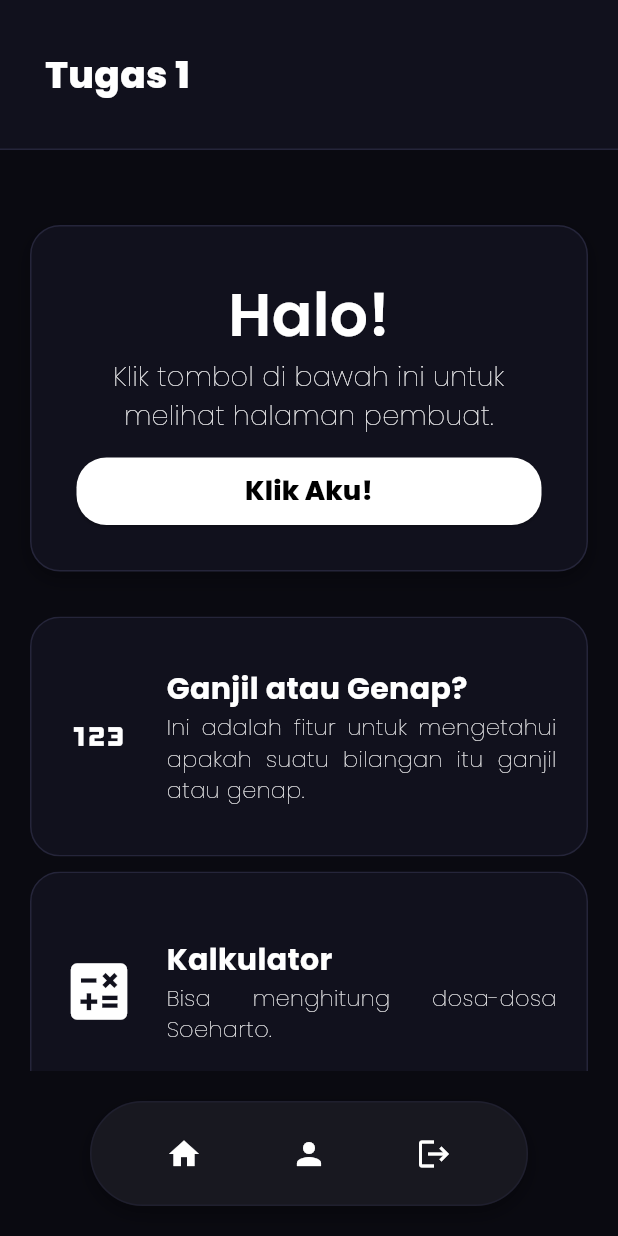
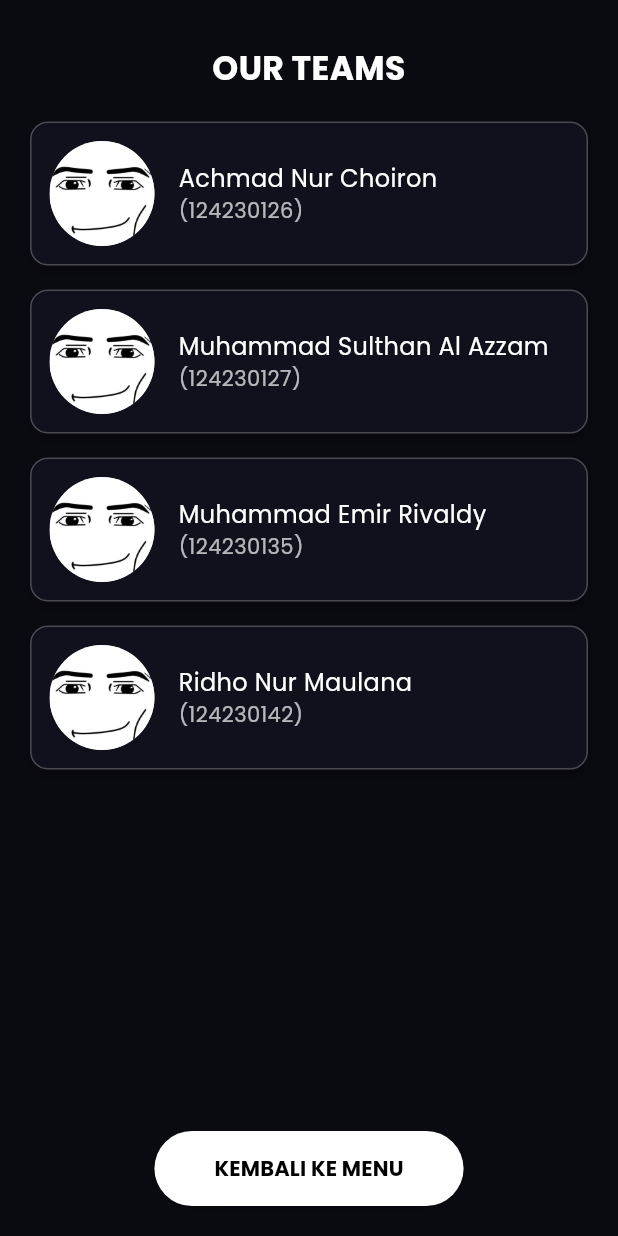
Before and after one commit to Kuwaann/MyFinance, a Flutter app: the PageHomepage screen opened by its route, after a tap on "Klik Aku!", on a phone screen of 412 x 824 dp. Run offline on Flutter 3.47's test engine with Material 3 defaults, Android fonts, the phone set to English and light mode, and no system bars; our stand-ins replace google_fonts.

Commit message:
upload halaman kelompok dan update kalkulator

```diff
--- a/lib/homepage.dart
+++ b/lib/homepage.dart
@@ -96,7 +96,9 @@ class PageHomepage extends StatelessWidget {
                         width: double.infinity,
                         height: 45,
                         child: ElevatedButton(
-                          onPressed: () {},
+                          onPressed: () {
+                            Navigator.pushNamed(context, '/team');
+                          },
                           style: ElevatedButton.styleFrom(
                             backgroundColor: Color.fromARGB(255, 255, 255, 255),
                             shape: RoundedRectangleBorder(
--- a/lib/kalkulator.dart
+++ b/lib/kalkulator.dart
@@ -52,6 +52,10 @@ class _CalculatorState extends State<Calculator> {
           // Bagian bawah / tombol untuk input
           Expanded(
             flex: 2,
+            child: Row(
+              children: [
+                Expanded(
+                  flex: 3,
                   child: Column(
                     children: [
                       Expanded(
@@ -60,7 +64,6 @@ class _CalculatorState extends State<Calculator> {
                             buildButton("AC"),
                             buildButton("÷"),
                             buildButton("×"),
-                      buildButton("%"),
                           ],
                         ),
                       ),
@@ -70,7 +73,6 @@ class _CalculatorState extends State<Calculator> {
                             buildButton("7"),
                             buildButton("8"),
                             buildButton("9"),
-                      buildButton("+"),
                           ],
                         ),
                       ),
@@ -80,7 +82,6 @@ class _CalculatorState extends State<Calculator> {
                             buildButton("4"),
                             buildButton("5"),
                             buildButton("6"),
-                      buildButton("-"),
                           ],
                         ),
                       ),
@@ -90,7 +91,6 @@ class _CalculatorState extends State<Calculator> {
                             buildButton("1"),
                             buildButton("2"),
                             buildButton("3"),
-                      buildButton("⌫"),
                           ],
                         ),
                       ),
@@ -99,7 +99,25 @@ class _CalculatorState extends State<Calculator> {
                           children: [
                             buildButton("0", flex: 2),
                             buildButton("."),
-                      buildButton("="),
+                          ],
+                        ),
+                      ),
+                    ],
+                  ),
+                ),
+
+                // Kolom bagian kanan
+                Expanded(
+                  flex: 1,
+                  child: Column(
+                    children: [
+                      buildButton("+"),
+                      buildButton("-"),
+                      buildButton("⌫"),
+                      Expanded(
+                        flex: 2,
+                        child: buildButton("="),
+                      ),
                     ],
                   ),
                 ),
@@ -180,14 +198,12 @@ class _CalculatorState extends State<Calculator> {
     userInput += text;
   }
 
-  /// Fungsi hitung sederhana tanpa package
+  /// Fungsi operasi hitung untuk kalkulator
   String calculate() {
     try {
       String input = userInput;
-      // ganti simbol agar lebih mudah
       input = input.replaceAll("×", "*").replaceAll("÷", "/");
 
-      // parsing manual
       List<String> tokens = tokenize(input);
       double eval = evaluate(tokens);
       return eval.toString();
@@ -221,7 +237,7 @@ class _CalculatorState extends State<Calculator> {
 
   /// Evaluasi dengan prioritas operator
   double evaluate(List<String> tokens) {
-    // tahap 1: × dan ÷
+    // tahap 1: untuk × dan ÷
     for (int i = 0; i < tokens.length; i++) {
       if (tokens[i] == "*" || tokens[i] == "/") {
         double left = double.parse(tokens[i - 1]);
@@ -233,7 +249,7 @@ class _CalculatorState extends State<Calculator> {
       }
     }
 
-    // tahap 2: + dan -
+    // tahap 2: untuk + dan -
     double result = double.parse(tokens[0]);
     for (int i = 1; i < tokens.length; i += 2) {
       String op = tokens[i];
--- /dev/null
+++ b/lib/kelompok.dart
@@ -0,0 +1,146 @@
+import 'package:flutter/material.dart';
+
+class TeamPage extends StatelessWidget {
+  const TeamPage({super.key});
+
+  @override
+  Widget build(BuildContext context) {
+    return Scaffold(
+      backgroundColor: const Color.fromARGB(255, 10, 10, 17),
+      body: SafeArea(
+        child: Column(
+          children: [
+            const SizedBox(height: 30),
+            const Text(
+              "OUR TEAMS",
+              style: TextStyle(
+                color: Colors.white,
+                fontWeight: FontWeight.bold,
+                fontSize: 22,
+              ),
+              textAlign: TextAlign.center,
+            ),
+            const SizedBox(height: 20),
+
+            // Daftar anggota kelompok
+            Expanded(
+              child: ListView(
+                padding: const EdgeInsets.symmetric(horizontal: 20),
+                children: const [
+                  TeamMember(
+                    name: "Achmad Nur Choiron",
+                    nim: "124230126",
+                    imagePath: "assets/images/roblox.jpeg",
+                  ),
+                  SizedBox(height: 16),
+                  TeamMember(
+                    name: "Muhammad Sulthan Al Azzam",
+                    nim: "124230127",
+                    imagePath: "assets/images/roblox.jpeg",
+                  ),
+                  SizedBox(height: 16),
+                  TeamMember(
+                    name: "Muhammad Emir Rivaldy",
+                    nim: "124230135",
+                    imagePath: "assets/images/roblox.jpeg",
+                  ),
+                  SizedBox(height: 16),
+                  TeamMember(
+                    name: "Ridho Nur Maulana",
+                    nim: "124230142",
+                    imagePath: "assets/images/roblox.jpeg",
+                  ),
+                ],
+              ),
+            ),
+
+            // Tombol kembali ke menu
+            Padding(
+              padding: const EdgeInsets.only(bottom: 20),
+              child: ElevatedButton(
+                onPressed: () {
+                  Navigator.pushReplacementNamed(context, '/homepage');
+                },
+                style: ElevatedButton.styleFrom(
+                  backgroundColor: Colors.white,
+                  shape: RoundedRectangleBorder(
+                    borderRadius: BorderRadius.circular(30),
+                  ),
+                  padding: const EdgeInsets.symmetric(
+                    horizontal: 40,
+                    vertical: 15,
+                  ),
+                ),
+                child: const Text(
+                  "KEMBALI KE MENU",
+                  style: TextStyle(
+                    color: Colors.black,
+                    fontWeight: FontWeight.bold,
+                  ),
+                ),
+              ),
+            ),
+          ],
+        ),
+      ),
+    );
+  }
+}
+
+class TeamMember extends StatelessWidget {
+  final String name;
+  final String nim;
+  final String imagePath;
+
+  const TeamMember({
+    super.key,
+    required this.name,
+    required this.nim,
+    required this.imagePath,
+  });
+
+  @override
+  Widget build(BuildContext context) {
+    return Container(
+      width: double.infinity,
+      decoration: BoxDecoration(
+        color: const Color.fromARGB(255, 17, 17, 29),
+        borderRadius: BorderRadius.circular(12),
+        border: Border.all(color: Colors.white24, width: 1),
+        boxShadow: [
+          BoxShadow(
+            color: Colors.black.withOpacity(0.3),
+            blurRadius: 6,
+            offset: const Offset(0, 3),
+          ),
+        ],
+      ),
+      padding: const EdgeInsets.all(12),
+      child: Row(
+        children: [
+          CircleAvatar(
+            radius: 35,
+            backgroundColor: Colors.grey[400],
+            backgroundImage: AssetImage(imagePath),
+          ),
+          const SizedBox(width: 16),
+          Expanded(
+            child: Column(
+              crossAxisAlignment: CrossAxisAlignment.start,
+              children: [
+                Text(
+                  name,
+                  style: const TextStyle(color: Colors.white, fontSize: 16),
+                ),
+                Text(
+                  "($nim)",
+                  style: const TextStyle(color: Colors.white70, fontSize: 14),
+                ),
+              ],
+            ),
+          ),
+        ],
+      ),
+    );
+  }
+}
--- a/lib/main.dart
+++ b/lib/main.dart
@@ -3,7 +3,8 @@ import 'package:myfinance/gg.dart';
 import 'package:myfinance/homepage.dart';
 import 'package:google_fonts/google_fonts.dart';
 import 'package:myfinance/login.dart';
-import 'kalkulator.dart';
+import 'package:myfinance/kalkulator.dart';
+import 'package:myfinance/kelompok.dart';
 
 void main() {
   runApp(const MyApp());
@@ -24,6 +25,7 @@ class MyApp extends StatelessWidget {
         '/homepage': (context) => const PageHomepage(),
         '/kalkulator': (context) => const Calculator(),
         '/ganjilgenap': (context) => const OddEvenPage(),
+        '/team': (context) => const TeamPage(),
       },
     );
   }
--- a/pubspec.yaml
+++ b/pubspec.yaml
@@ -61,8 +61,8 @@ flutter:
 
   # To add assets to your application, add an assets section, like this:
   assets:
-    - assets/images/undraw_wallet_diag.png
-    - assets/images/kairi.png
+    - assets/images/
+
 
   # An image asset can refer to one or more resolution-specific "variants", see
   # https://flutter.dev/to/resolution-aware-images
```
Also changed, not shown: assets/images/roblox.jpeg (added). Lines whose indentation alone changed are shown as unchanged.
